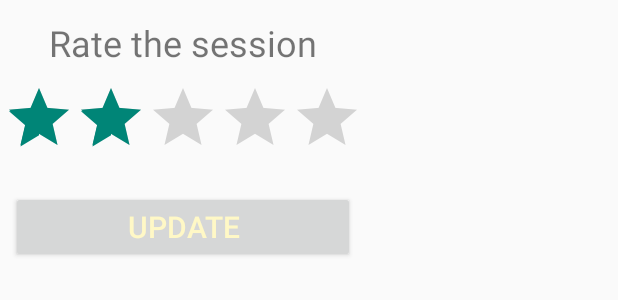
After one commit to code-for-india/projectKHEL, an Android app: the layout rating_dialog.xml on its own in the app's theme, with its tools: preview values and no code run, on a phone screen of 412 x 824 dp. The commit adds this screen. Shown: the top 300 px of the screen. Run offline under Robolectric (Android 15) with nearby library versions, the light colour scheme and no system bars.

Commit message:
Added DateDialog & RatingDialog

```diff
--- /dev/null
+++ b/client/ProjectKhelApp/app/src/main/res/layout/rating_dialog.xml
@@ -0,0 +1,38 @@
+<?xml version="1.0" encoding="utf-8"?>
+<LinearLayout xmlns:android="http://schemas.android.com/apk/res/android"
+      android:layout_width="wrap_content"
+      android:layout_height="wrap_content"
+      android:orientation="vertical"
+      android:padding="2dip">
+
+    <TextView android:text="Rate the session"
+          android:id="@+id/rank_dialog_text1"
+          android:textSize="24dp"
+          android:layout_marginTop="10dp"
+          android:layout_width="wrap_content"
+          android:layout_height="wrap_content"
+          android:layout_gravity="center"/>
+
+    <RatingBar
+        android:layout_marginTop="10dp"
+        android:layout_marginBottom="10dp"
+        android:layout_width="wrap_content"
+        android:layout_height="wrap_content"
+        android:clickable="true"
+        android:id="@+id/dialog_ratingbar"
+        android:layout_gravity="center"
+        android:numStars="5"
+        android:stepSize="1.0"
+        android:rating="2"
+        android:isIndicator="false"/>
+
+    <Button android:id="@+id/rank_dialog_button"
+        android:layout_height="wrap_content"
+        android:text="Update"
+        android:focusable="false"
+        android:layout_margin="5dip"
+        android:textColor="#FFF8C6"
+        android:textSize="20dip"
+        android:layout_width="fill_parent" />
+
+</LinearLayout>
--- /dev/null
+++ b/client/ProjectKhelApp/app/src/main/res/values/nohead.xml
@@ -0,0 +1,6 @@
+<?xml version="1.0" encoding="utf-8"?>
+<resources>
+    <style name="NoTitleDialog" parent="android:style/Theme.Dialog">
+    <item name="android:windowNoTitle">true</item>
+</style>
+</resources>
```
Also changed, not shown: client/ProjectKhelApp/app/src/main/java/org/cfi/projectkhel/AttendanceActivity.java (+78 -4 lines).
